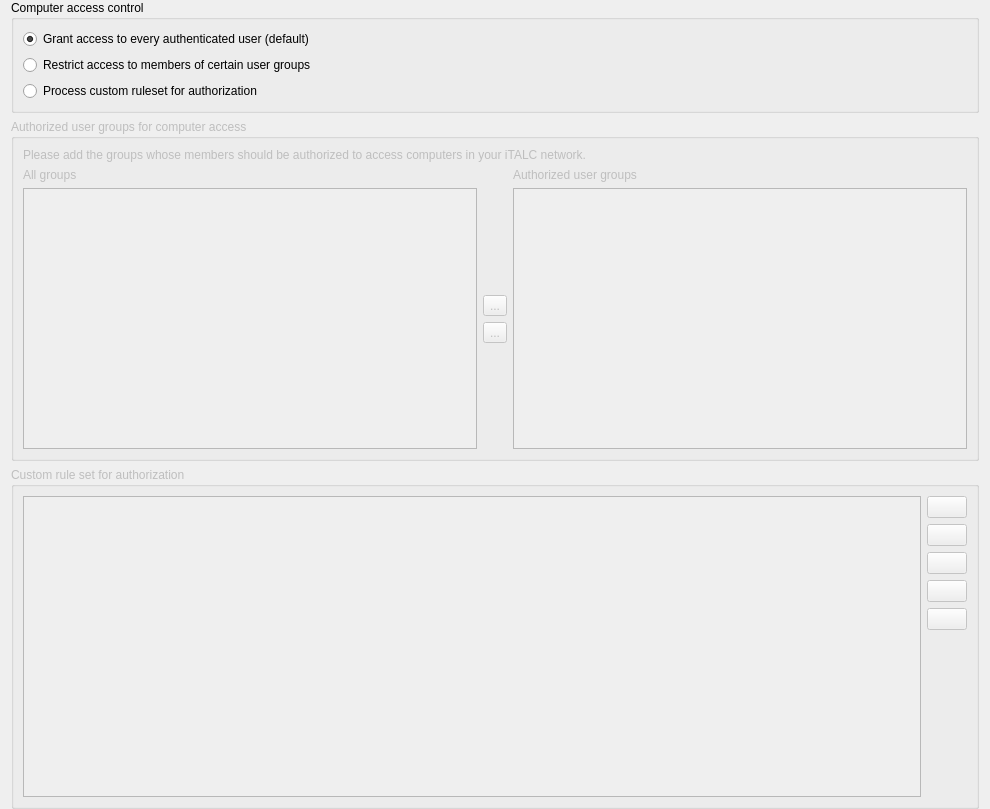
Old version of the form imc/Forms/AccessControlPage.ui in the repository veyon/veyon.
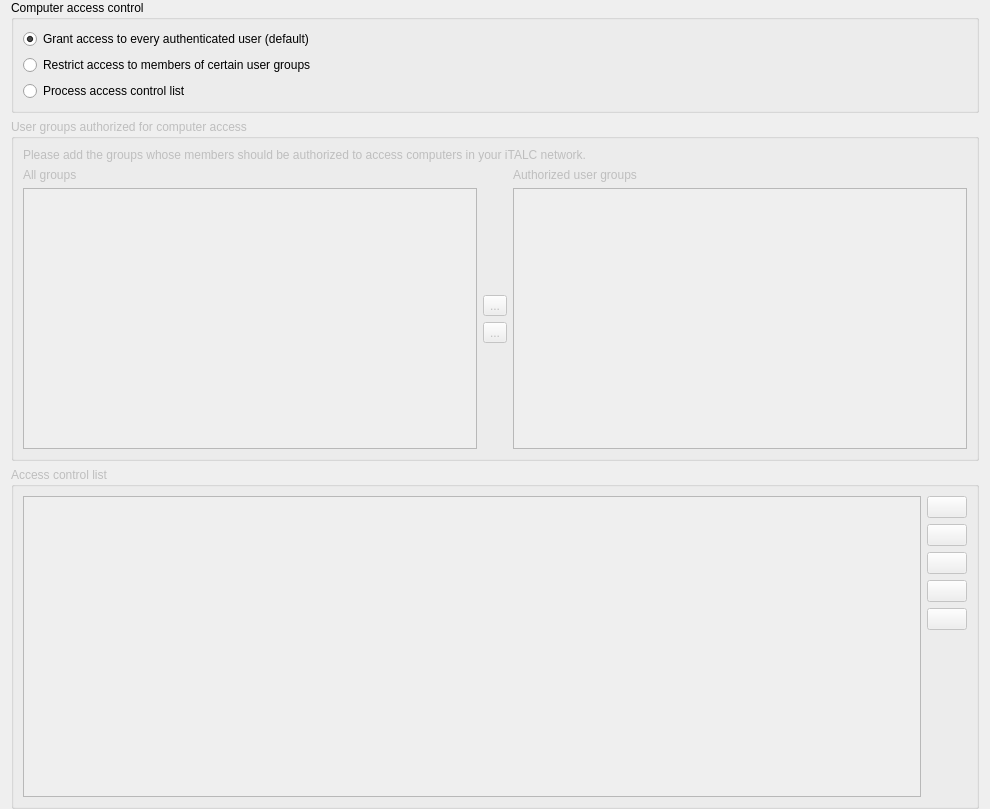
New version of the form. Icons and pictures are not drawn.

Commit message: IMC: AccessControl: rename authorization rule to access control rule

```diff
--- a/imc/Forms/AccessControlPage.ui
+++ b/imc/Forms/AccessControlPage.ui
@@ -52,7 +52,7 @@
       <item>
        <widget class="QRadioButton" name="isAuthorizationRulesetProcessingEnabled">
         <property name="text">
-         <string>Process custom ruleset for authorization</string>
+         <string>Process access control list</string>
         </property>
         <attribute name="buttonGroup">
          <string notr="true">accessControlModeGroup</string>
@@ -68,7 +68,7 @@
       <bool>false</bool>
      </property>
      <property name="title">
-      <string>Authorized user groups for computer access</string>
+      <string>User groups authorized for computer access</string>
      </property>
      <layout class="QGridLayout" name="gridLayout_18">
       <item row="2" column="0">
@@ -176,7 +176,7 @@
       <bool>false</bool>
      </property>
      <property name="title">
-      <string>Custom rule set for authorization</string>
+      <string>Access control list</string>
      </property>
      <layout class="QGridLayout" name="gridLayout_23">
       <item row="0" column="1">
```
Left out of the diff: 68 changed lines with no effect on the pictures. The commit also changes 3 other files.
